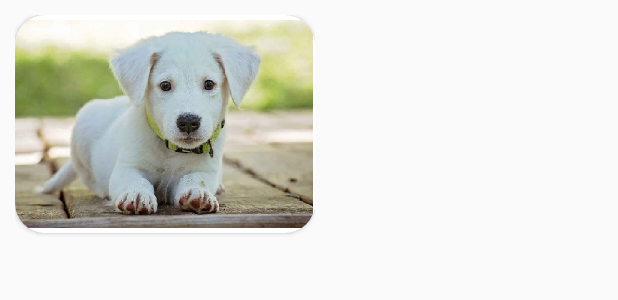
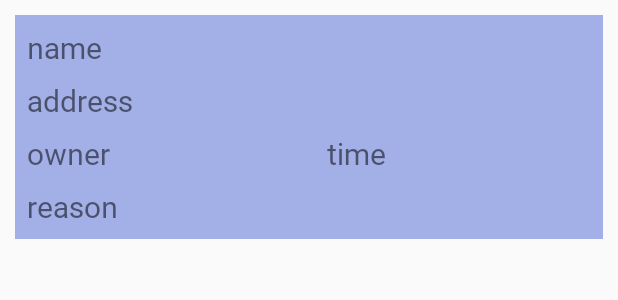
Before and after one commit to gevorah/equine-app, an Android app: the layout appointment.xml on its own in the app's theme, with its tools: preview values and no code run, on a phone screen of 412 x 824 dp. Shown: the top 300 px of the screen. Run offline under Robolectric (Android 15) with nearby library versions, the phone set to English and light mode, and no system bars.

Commit message:
feat: exp

```diff
--- a/app/src/main/java/co/edu/icesi/dev/equineapp/model/Appointment.kt
+++ b/app/src/main/java/co/edu/icesi/dev/equineapp/model/Appointment.kt
@@ -2,7 +2,6 @@ package co.edu.icesi.dev.equineapp.model
 
 class Appointment (
     var id: String = "",
-    var horseName: String = "",
     var address: String = "",
     var phoneNumber: String = "",
     var date: String = "",
--- a/app/src/main/java/co/edu/icesi/dev/equineapp/view/appointments/AppointmentFormFragment.kt
+++ b/app/src/main/java/co/edu/icesi/dev/equineapp/view/appointments/AppointmentFormFragment.kt
@@ -49,8 +49,6 @@ class AppointmentFormFragment () : Fragment(){
             binding.spinnerHorses.adapter=aaHorses
         }
 
-
-
         binding.registerButton.setOnClickListener {
                 val medicalHistoryFormFragment = MedicalHistoryFormFragment()
                 setFragment(medicalHistoryFormFragment)
@@ -77,8 +75,6 @@ class AppointmentFormFragment () : Fragment(){
         addToBackStack(null)
         commit()
     }
-
-
 
     private fun publish(id:String): Boolean {
 
--- a/app/src/main/res/layout/appointment.xml
+++ b/app/src/main/res/layout/appointment.xml
@@ -2,62 +2,74 @@
 <androidx.constraintlayout.widget.ConstraintLayout xmlns:android="http://schemas.android.com/apk/res/android"
     xmlns:app="http://schemas.android.com/apk/res-auto"
     xmlns:tools="http://schemas.android.com/tools"
-    android:layout_width="wrap_content"
+    android:layout_width="match_parent"
     android:layout_height="wrap_content"
     android:layout_margin="10dp"
+    android:background="@color/blue_light"
     android:padding="0dp">
 
     <TextView
-        android:id="@+id/breedTextView"
-        android:layout_width="wrap_content"
+        android:id="@+id/nameTextView"
+        android:layout_width="0dp"
         android:layout_height="wrap_content"
+        android:layout_margin="8dp"
+        android:layout_marginStart="16dp"
+        android:layout_marginTop="16dp"
+        android:layout_marginEnd="334dp"
+        android:text="name"
+        android:textSize="20sp"
+        app:layout_constraintEnd_toEndOf="parent"
+        app:layout_constraintStart_toStartOf="parent"
+        app:layout_constraintTop_toTopOf="parent" />
+
+    <TextView
+        android:id="@+id/addressTextView"
+        android:layout_width="0dp"
+        android:layout_height="wrap_content"
+        android:layout_margin="8dp"
+        android:layout_marginStart="16dp"
         android:layout_marginTop="8dp"
+        android:text="address"
         android:textSize="20sp"
+        app:layout_constraintEnd_toEndOf="parent"
         app:layout_constraintStart_toStartOf="parent"
         app:layout_constraintTop_toBottomOf="@+id/nameTextView" />
-
-    <TextView
-        android:id="@+id/locationTextView"
-        android:layout_width="wrap_content"
-        android:layout_height="wrap_content"
-        android:layout_marginTop="8dp"
-        android:textSize="20sp"
-        app:layout_constraintStart_toStartOf="parent"
-        app:layout_constraintTop_toBottomOf="@+id/ownerTextView" />
 
     <TextView
         android:id="@+id/ownerTextView"
         android:layout_width="wrap_content"
         android:layout_height="wrap_content"
-        android:layout_marginTop="8dp"
+        android:layout_margin="8dp"
+        android:layout_marginStart="16dp"
+        android:text="owner"
         android:textSize="20sp"
         app:layout_constraintStart_toStartOf="parent"
-        app:layout_constraintTop_toBottomOf="@+id/breedTextView" />
+        app:layout_constraintTop_toBottomOf="@+id/addressTextView" />
 
-    <androidx.cardview.widget.CardView
-        android:id="@+id/petCardView"
-        android:layout_width="200dp"
-        android:layout_height="145dp"
-        app:cardCornerRadius="20dp"
+    <TextView
+        android:id="@+id/timeTextView"
+        android:layout_width="wrap_content"
+        android:layout_height="wrap_content"
+        android:layout_margin="8dp"
+        android:layout_marginStart="24dp"
+        android:text="time"
+        android:textSize="20sp"
+        app:layout_constraintEnd_toEndOf="parent"
+        app:layout_constraintStart_toEndOf="@+id/ownerTextView"
+        app:layout_constraintTop_toBottomOf="@+id/addressTextView" />
+
+    <TextView
+        android:id="@+id/reasonTextView"
+        android:layout_width="0dp"
+        android:layout_height="wrap_content"
+        android:layout_margin="8dp"
+        android:layout_marginEnd="323dp"
+        android:layout_marginBottom="16dp"
+        android:text="reason"
+        android:textSize="20sp"
+        app:layout_constraintBottom_toBottomOf="parent"
         app:layout_constraintEnd_toEndOf="parent"
         app:layout_constraintStart_toStartOf="parent"
-        app:layout_constraintTop_toTopOf="parent">
-
-        <ImageView
-            android:id="@+id/petImageView"
-            android:layout_width="match_parent"
-            android:layout_height="match_parent"
-            android:contentDescription="TODO"
-            tools:srcCompat="@mipmap/tekila" />
-    </androidx.cardview.widget.CardView>
-
-    <TextView
-        android:id="@+id/nameTextView"
-        android:layout_width="wrap_content"
-        android:layout_height="wrap_content"
-        android:layout_marginTop="8dp"
-        android:textSize="20sp"
-        app:layout_constraintStart_toStartOf="parent"
-        app:layout_constraintTop_toBottomOf="@+id/petCardView" />
+        app:layout_constraintTop_toBottomOf="@+id/timeTextView" />
 
 </androidx.constraintlayout.widget.ConstraintLayout>
--- a/app/src/main/res/layout/appointment_buttons.xml
+++ b/app/src/main/res/layout/appointment_buttons.xml
@@ -34,7 +34,7 @@
         app:layout_constraintTop_toBottomOf="@+id/petCardView" />
 
     <TextView
-        android:id="@+id/breedTextView"
+        android:id="@+id/timeTextView"
         android:layout_width="wrap_content"
         android:layout_height="wrap_content"
         android:layout_marginTop="8dp"
@@ -51,10 +51,10 @@
         android:textSize="20sp"
         app:layout_constraintEnd_toStartOf="@+id/editButton"
         app:layout_constraintStart_toStartOf="parent"
-        app:layout_constraintTop_toBottomOf="@+id/breedTextView" />
+        app:layout_constraintTop_toBottomOf="@+id/timeTextView" />
 
     <TextView
-        android:id="@+id/locationTextView"
+        android:id="@+id/addressTextView"
         android:layout_width="wrap_content"
         android:layout_height="wrap_content"
         android:layout_marginTop="8dp"
```
Also changed, not shown: app/src/main/java/co/edu/icesi/dev/equineapp/view/appointments/AppointmentInfoFragment.kt (+0 -7 lines), app/src/main/java/co/edu/icesi/dev/equineapp/view/home/AppointmentAdapter.kt (+13 -6 lines), app/src/main/java/co/edu/icesi/dev/equineapp/view/home/AppointmentView.kt (+3 -4 lines), app/src/main/java/co/edu/icesi/dev/equineapp/view/profile/ProfileFragment.kt (+10 -8 lines), app/src/main/res/layout/fragment_appointment_form.xml (+95 -96 lines), app/src/main/res/layout/fragment_appointment_info.xml (+46 -57 lines).
